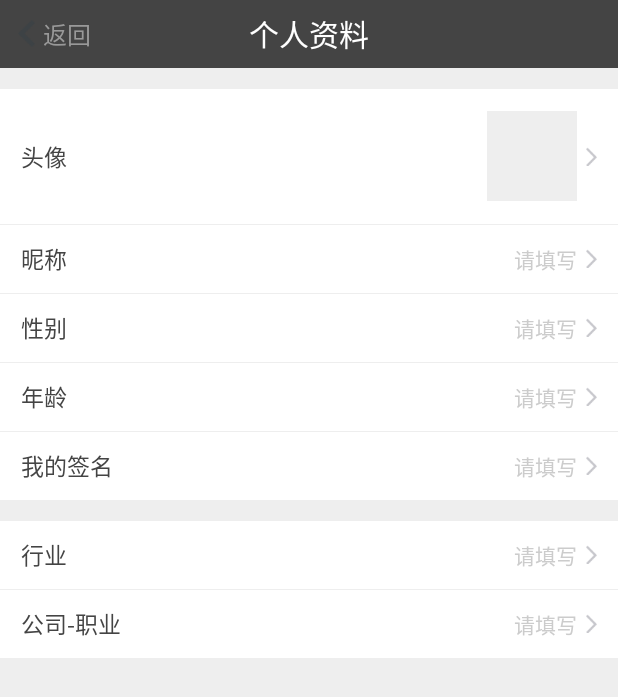
After one commit to nickkong/mytaxi, an Android app: the PersonalInfoActivity screen opened directly, with no data from a screen before it, on a phone screen of 412 x 824 dp. The commit adds this screen. Shown: the top 697 px of the screen. Run offline under Robolectric (Android 15) with nearby library versions, the phone set to English and light mode, and no system bars; libraries missing offline, so code that uses them is left out: com.umeng.analytics; 1 statement that could not run was skipped.

Commit message:
增加设置、个人资料页面

```diff
--- a/app/src/main/AndroidManifest.xml
+++ b/app/src/main/AndroidManifest.xml
@@ -64,6 +64,10 @@
         <activity android:name=".ui.activity.MeActivity"
             android:theme="@style/MyTheme"
             android:screenOrientation="portrait"/>
+        <activity android:name=".ui.activity.PersonalInfoActivity"
+            android:screenOrientation="portrait"/>
+        <activity android:name=".ui.activity.SettingActivity"
+            android:screenOrientation="portrait"/>
 
         <meta-data android:value="577db8e467e58e8000002f53" android:name="UMENG_APPKEY"/>
         <meta-data android:value="Wandoujia" android:name="UMENG_CHANNEL"/>
--- a/app/src/main/java/com/zhtaxi/haodi/ui/activity/MessageActivity.java
+++ b/app/src/main/java/com/zhtaxi/haodi/ui/activity/MessageActivity.java
@@ -2,7 +2,6 @@ package com.zhtaxi.haodi.ui.activity;
 
 import android.os.Bundle;
 import android.view.View;
-import android.widget.Button;
 
 import com.zhtaxi.haodi.R;
 
@@ -24,8 +23,8 @@ public class MessageActivity extends BaseActivity{
 
     @Override
     public void initView() {
-        Button btn_back = (Button) findViewById(R.id.btn_back);
-        btn_back.setOnClickListener(new View.OnClickListener() {
+        View ll_back = findViewById(R.id.ll_back);
+        ll_back.setOnClickListener(new View.OnClickListener() {
             @Override
             public void onClick(View v) {
                 doFinish();
--- /dev/null
+++ b/app/src/main/java/com/zhtaxi/haodi/ui/activity/PersonalInfoActivity.java
@@ -0,0 +1,41 @@
+package com.zhtaxi.haodi.ui.activity;
+
+import android.os.Bundle;
+import android.view.View;
+
+import com.zhtaxi.haodi.R;
+
+/**
+ * 个人资料
+ * Created by NickKong on 16/7/9.
+ */
+public class PersonalInfoActivity extends BaseActivity implements View.OnClickListener{
+
+    @Override
+    protected void onCreate(Bundle savedInstanceState) {
+        super.onCreate(savedInstanceState);
+
+        setContentView(R.layout.activity_personalinfo);
+
+        initView();
+
+    }
+
+    @Override
+    protected void initView() {
+
+        View ll_back = findViewById(R.id.ll_back);
+        ll_back.setOnClickListener(this);
+    }
+
+    @Override
+    public void onClick(View v) {
+
+        switch (v.getId()){
+            case R.id.ll_back:
+                doFinish();
+                break;
+        }
+
+    }
+}
--- /dev/null
+++ b/app/src/main/res/layout/activity_personalinfo.xml
@@ -0,0 +1,299 @@
+<?xml version="1.0" encoding="utf-8"?>
+<LinearLayout xmlns:android="http://schemas.android.com/apk/res/android"
+    android:orientation="vertical"
+    android:layout_width="match_parent"
+    android:layout_height="match_parent"
+    android:background="@color/TEXT_BG">
+
+    <RelativeLayout
+        android:id="@id/titlebar"
+        android:layout_width="match_parent"
+        android:layout_height="@dimen/maintitle"
+        android:background="@color/TEXT_MAIN">
+
+        <TextView
+            android:layout_width="wrap_content"
+            android:layout_height="wrap_content"
+            android:text="@string/title_personalinfo"
+            android:textColor="@color/white"
+            android:textSize="@dimen/F3"
+            android:layout_centerInParent="true"/>
+
+        <Button
+            android:id="@id/btn_back"
+            android:layout_width="45dp"
+            android:layout_height="45dp"
+            android:background="@color/TRANSPARENT"
+            android:layout_centerVertical="true"
+            android:textSize="@dimen/F7"
+            android:textColor="@color/TEXT_SUB"
+            android:layout_marginLeft="@dimen/interval_E"
+            android:text="返回"
+            android:visibility="gone"/>
+
+        <include layout="@layout/backup"/>
+
+    </RelativeLayout>
+
+    <RelativeLayout
+        android:layout_width="match_parent"
+        android:layout_height="@dimen/headheight"
+        android:layout_marginTop="@dimen/interval_A"
+        android:background="@color/white">
+
+        <TextView
+            android:layout_width="wrap_content"
+            android:layout_height="wrap_content"
+            android:text="头像"
+            android:textSize="@dimen/F8"
+            android:textColor="@color/TEXT_MAIN"
+            android:layout_centerVertical="true"
+            android:layout_marginLeft="@dimen/interval_A"/>
+
+        <ImageView
+            android:id="@+id/go"
+            android:layout_width="wrap_content"
+            android:layout_height="wrap_content"
+            android:layout_alignParentRight="true"
+            android:layout_centerVertical="true"
+            android:layout_marginRight="@dimen/interval_A"
+            android:layout_marginLeft="@dimen/interval_E"
+            android:background="@mipmap/go"/>
+
+        <ImageView
+            android:layout_width="60dp"
+            android:layout_height="60dp"
+            android:background="@color/TEXT_BG"
+            android:layout_centerVertical="true"
+            android:layout_toLeftOf="@id/go"/>
+    </RelativeLayout>
+
+    <RelativeLayout
+        android:layout_width="match_parent"
+        android:layout_height="@dimen/maintitle"
+        android:layout_marginTop="0.5dp"
+        android:background="@color/white">
+
+        <TextView
+            android:layout_width="wrap_content"
+            android:layout_height="wrap_content"
+            android:text="昵称"
+            android:textSize="@dimen/F8"
+            android:textColor="@color/TEXT_MAIN"
+            android:layout_centerVertical="true"
+            android:layout_marginLeft="@dimen/interval_A"/>
+
+        <LinearLayout
+            android:layout_width="wrap_content"
+            android:layout_height="wrap_content"
+            android:orientation="horizontal"
+            android:layout_alignParentRight="true"
+            android:layout_centerVertical="true"
+            android:gravity="center"
+            android:layout_marginRight="@dimen/interval_A">
+
+            <TextView
+                android:layout_width="wrap_content"
+                android:layout_height="wrap_content"
+                android:text="请填写"
+                android:textColor="@color/TEXT_HINT"/>
+
+            <ImageView
+                android:layout_width="wrap_content"
+                android:layout_height="wrap_content"
+                android:layout_marginLeft="@dimen/interval_E"
+                android:background="@mipmap/go"/>
+        </LinearLayout>
+
+    </RelativeLayout>
+
+    <RelativeLayout
+        android:layout_width="match_parent"
+        android:layout_height="@dimen/maintitle"
+        android:layout_marginTop="0.5dp"
+        android:background="@color/white">
+
+        <TextView
+            android:layout_width="wrap_content"
+            android:layout_height="wrap_content"
+            android:text="性别"
+            android:textSize="@dimen/F8"
+            android:textColor="@color/TEXT_MAIN"
+            android:layout_centerVertical="true"
+            android:layout_marginLeft="@dimen/interval_A"/>
+
+        <LinearLayout
+            android:layout_width="wrap_content"
+            android:layout_height="wrap_content"
+            android:orientation="horizontal"
+            android:layout_alignParentRight="true"
+            android:layout_centerVertical="true"
+            android:gravity="center"
+            android:layout_marginRight="@dimen/interval_A">
+
+            <TextView
+                android:layout_width="wrap_content"
+                android:layout_height="wrap_content"
+                android:text="请填写"
+                android:textColor="@color/TEXT_HINT"/>
+
+            <ImageView
+                android:layout_width="wrap_content"
+                android:layout_height="wrap_content"
+                android:layout_marginLeft="@dimen/interval_E"
+                android:background="@mipmap/go"/>
+        </LinearLayout>
+    </RelativeLayout>
+
+    <RelativeLayout
+        android:layout_width="match_parent"
+        android:layout_height="@dimen/maintitle"
+        android:layout_marginTop="0.5dp"
+        android:background="@color/white">
+
+        <TextView
+            android:layout_width="wrap_content"
+            android:layout_height="wrap_content"
+            android:text="年龄"
+            android:textSize="@dimen/F8"
+            android:textColor="@color/TEXT_MAIN"
+            android:layout_centerVertical="true"
+            android:layout_marginLeft="@dimen/interval_A"/>
+
+        <LinearLayout
+            android:layout_width="wrap_content"
+            android:layout_height="wrap_content"
+            android:orientation="horizontal"
+            android:layout_alignParentRight="true"
+            android:layout_centerVertical="true"
+            android:gravity="center"
+            android:layout_marginRight="@dimen/interval_A">
+
+            <TextView
+                android:layout_width="wrap_content"
+                android:layout_height="wrap_content"
+                android:text="请填写"
+                android:textColor="@color/TEXT_HINT"/>
+
+            <ImageView
+                android:layout_width="wrap_content"
+                android:layout_height="wrap_content"
+                android:layout_marginLeft="@dimen/interval_E"
+                android:background="@mipmap/go"/>
+        </LinearLayout>
+    </RelativeLayout>
+
+    <RelativeLayout
+        android:layout_width="match_parent"
+        android:layout_height="@dimen/maintitle"
+        android:layout_marginTop="0.5dp"
+        android:background="@color/white">
+
+        <TextView
+            android:layout_width="wrap_content"
+            android:layout_height="wrap_content"
+            android:text="我的签名"
+            android:textSize="@dimen/F8"
+            android:textColor="@color/TEXT_MAIN"
+            android:layout_centerVertical="true"
+            android:layout_marginLeft="@dimen/interval_A"/>
+
+        <LinearLayout
+            android:layout_width="wrap_content"
+            android:layout_height="wrap_content"
+            android:orientation="horizontal"
+            android:layout_alignParentRight="true"
+            android:layout_centerVertical="true"
+            android:gravity="center"
+            android:layout_marginRight="@dimen/interval_A">
+
+            <TextView
+                android:layout_width="wrap_content"
+                android:layout_height="wrap_content"
+                android:text="请填写"
+                android:textColor="@color/TEXT_HINT"/>
+
+            <ImageView
+                android:layout_width="wrap_content"
+                android:layout_height="wrap_content"
+                android:layout_marginLeft="@dimen/interval_E"
+                android:background="@mipmap/go"/>
+        </LinearLayout>
+    </RelativeLayout>
+
+    <RelativeLayout
+        android:layout_width="match_parent"
+        android:layout_height="@dimen/maintitle"
+        android:layout_marginTop="@dimen/interval_A"
+        android:background="@color/white">
+
+        <TextView
+            android:layout_width="wrap_content"
+            android:layout_height="wrap_content"
+            android:text="行业"
+            android:textSize="@dimen/F8"
+            android:textColor="@color/TEXT_MAIN"
+            android:layout_centerVertical="true"
+            android:layout_marginLeft="@dimen/interval_A"/>
+
+        <LinearLayout
+            android:layout_width="wrap_content"
+            android:layout_height="wrap_content"
+            android:orientation="horizontal"
+            android:layout_alignParentRight="true"
+            android:layout_centerVertical="true"
+            android:gravity="center"
+            android:layout_marginRight="@dimen/interval_A">
+
+            <TextView
+                android:layout_width="wrap_content"
+                android:layout_height="wrap_content"
+                android:text="请填写"
+                android:textColor="@color/TEXT_HINT"/>
+
+            <ImageView
+                android:layout_width="wrap_content"
+                android:layout_height="wrap_content"
+                android:layout_marginLeft="@dimen/interval_E"
+                android:background="@mipmap/go"/>
+        </LinearLayout>
+    </RelativeLayout>
+
+    <RelativeLayout
+        android:layout_width="match_parent"
+        android:layout_height="@dimen/maintitle"
+        android:layout_marginTop="0.5dp"
+        android:background="@color/white">
+
+        <TextView
+            android:layout_width="wrap_content"
+            android:layout_height="wrap_content"
+            android:text="公司-职业"
+            android:textSize="@dimen/F8"
+            android:textColor="@color/TEXT_MAIN"
+            android:layout_centerVertical="true"
+            android:layout_marginLeft="@dimen/interval_A"/>
+
+        <LinearLayout
+            android:layout_width="wrap_content"
+            android:layout_height="wrap_content"
+            android:orientation="horizontal"
+            android:layout_alignParentRight="true"
+            android:layout_centerVertical="true"
+            android:gravity="center"
+            android:layout_marginRight="@dimen/interval_A">
+
+            <TextView
+                android:layout_width="wrap_content"
+                android:layout_height="wrap_content"
+                android:text="请填写"
+                android:textColor="@color/TEXT_HINT"/>
+
+            <ImageView
+                android:layout_width="wrap_content"
+                android:layout_height="wrap_content"
+                android:layout_marginLeft="@dimen/interval_E"
+                android:background="@mipmap/go"/>
+        </LinearLayout>
+    </RelativeLayout>
+</LinearLayout>
--- /dev/null
+++ b/app/src/main/res/layout/backup.xml
@@ -0,0 +1,24 @@
+<?xml version="1.0" encoding="utf-8"?>
+<LinearLayout
+    xmlns:android="http://schemas.android.com/apk/res/android"
+    android:id="@id/ll_back"
+    android:layout_width="wrap_content"
+    android:layout_height="match_parent"
+    android:paddingLeft="@dimen/interval_B"
+    android:paddingRight="@dimen/interval_A"
+    android:orientation="horizontal"
+    android:layout_centerVertical="true">
+    <ImageView
+        android:layout_width="wrap_content"
+        android:layout_height="wrap_content"
+        android:layout_gravity="center"
+        android:background="@mipmap/back"/>
+    <TextView
+        android:layout_width="wrap_content"
+        android:layout_height="wrap_content"
+        android:layout_marginLeft="5dp"
+        android:layout_gravity="center"
+        android:text="返回"
+        android:textSize="@dimen/F7"
+        android:textColor="@color/TEXT_SUB"/>
+</LinearLayout>
--- a/app/src/main/res/values/dimens.xml
+++ b/app/src/main/res/values/dimens.xml
@@ -1,8 +1,7 @@
 <resources>
     <!-- Default screen margins, per the Android Design guidelines. -->
-    <dimen name="activity_horizontal_margin">16dp</dimen>
-    <dimen name="activity_vertical_margin">16dp</dimen>
     <dimen name="maintitle">45dp</dimen>
+    <dimen name="headheight">90dp</dimen>
     <dimen name="inputbar">44dp</dimen>
 
     <dimen name="F0">26sp</dimen>
--- a/app/src/main/res/values/ids.xml
+++ b/app/src/main/res/values/ids.xml
@@ -29,4 +29,7 @@
     <item type="id" name="ll_cancel"/>
     <item type="id" name="ll_submit"/>
     <item type="id" name="tv_yueche_time"/>
+    <item type="id" name="rl_topersonalinfo"/>
+    <item type="id" name="rl_tosetting"/>
+    <item type="id" name="ll_back"/>
 </resources>
--- a/app/src/main/res/values/strings.xml
+++ b/app/src/main/res/values/strings.xml
@@ -1,6 +1,8 @@
 <resources>
     <string name="app_name">好的</string>
     <string name="title_message">消息中心</string>
+    <string name="title_personalinfo">个人资料</string>
+    <string name="title_setting">设置</string>
 
     <string name="update_tips">发现最新版本，是否更新?</string>
 
```
Also changed, not shown: app/src/main/java/com/zhtaxi/haodi/ui/activity/MeActivity.java (+11 -0 lines), app/src/main/java/com/zhtaxi/haodi/ui/activity/SettingActivity.java (added, +40 -0 lines), app/src/main/res/layout/activity_me.xml (+14 -15 lines), app/src/main/res/layout/activity_message.xml (+1 -10 lines), app/src/main/res/layout/activity_setting.xml (added, +204 -0 lines), app/src/main/res/mipmap-xhdpi/back.png (added), app/src/main/res/mipmap-xhdpi/go.png (added).
